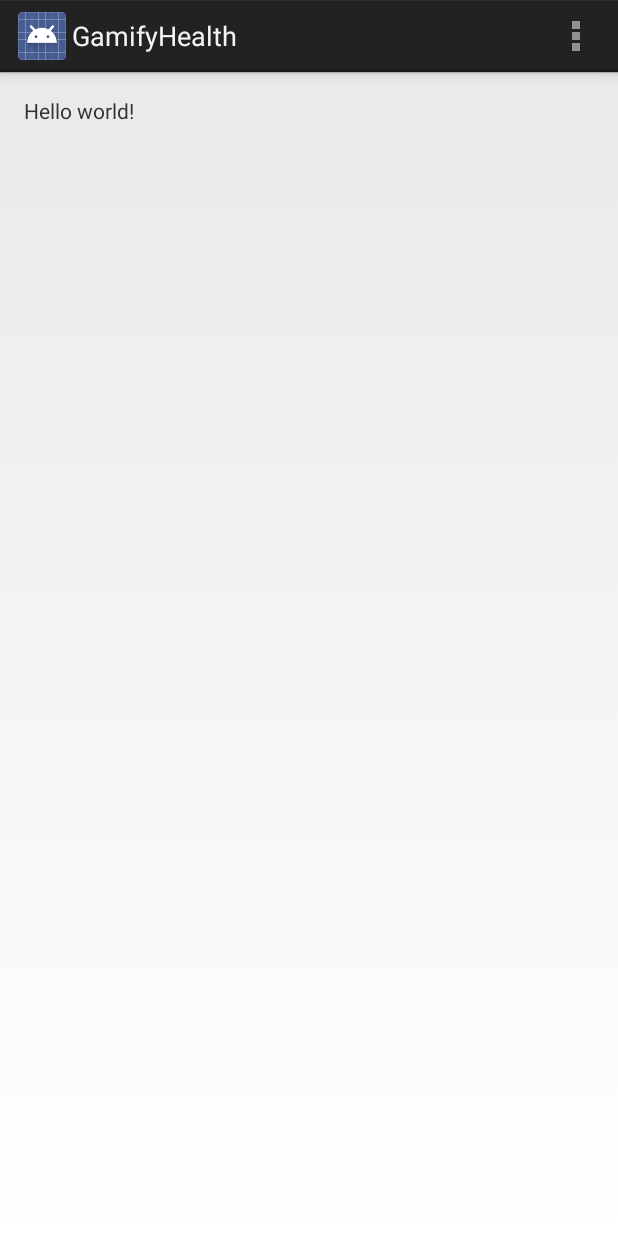
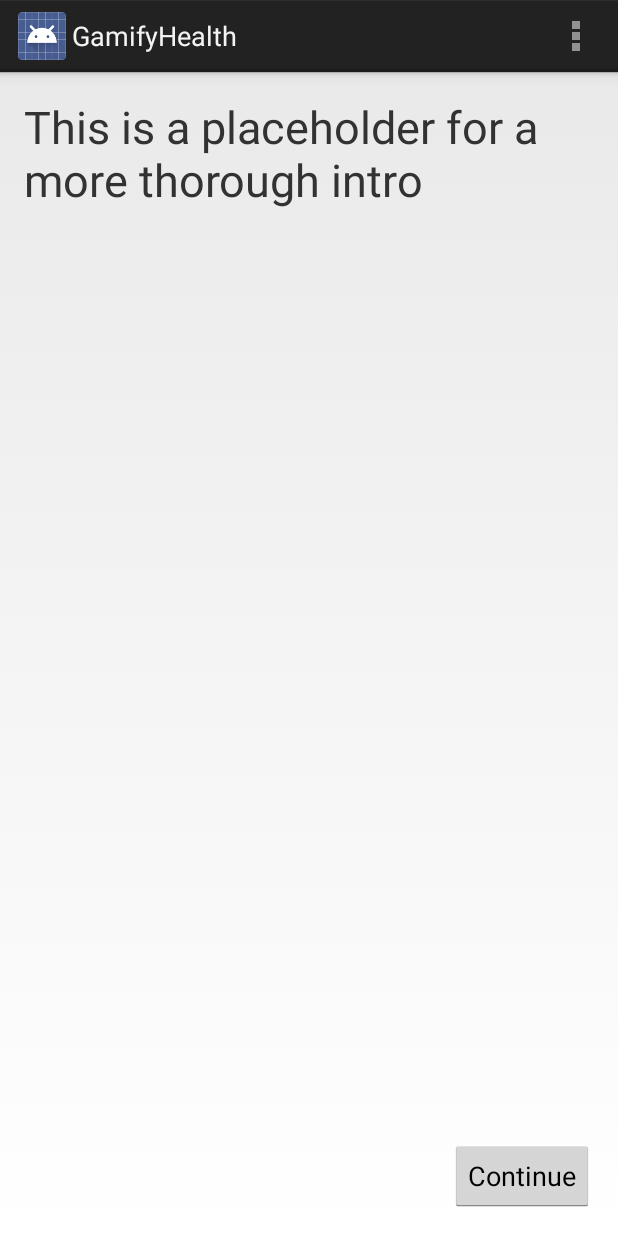
Before and after one commit to ashinskyd/GamifyHealth, an Android app: the screen it shows after launch (WelcomeActivity), on a phone screen of 412 x 824 dp. Run offline under Robolectric (Android 15) with nearby library versions, the phone set to English and light mode, and no system bars.

Commit message:
Added some layouts

```diff
--- a/app/src/main/AndroidManifest.xml
+++ b/app/src/main/AndroidManifest.xml
@@ -16,6 +16,10 @@
                 <category android:name="android.intent.category.LAUNCHER" />
             </intent-filter>
         </activity>
+        <activity
+            android:name=".SelectActivities"
+            android:label="@string/title_activity_select_activities" >
+        </activity>
     </application>
 
 </manifest>
--- a/app/src/main/java/com/cs400/gamifyhealth/WelcomeActivity.java
+++ b/app/src/main/java/com/cs400/gamifyhealth/WelcomeActivity.java
@@ -4,14 +4,25 @@ import android.app.Activity;
 import android.os.Bundle;
 import android.view.Menu;
 import android.view.MenuItem;
+import android.view.View;
+import android.widget.Button;
 
 
 public class WelcomeActivity extends Activity {
+    private Button continueButton;
 
     @Override
     protected void onCreate(Bundle savedInstanceState) {
         super.onCreate(savedInstanceState);
         setContentView(R.layout.activity_welcome);
+        continueButton = (Button) findViewById(R.id.continueButton);
+        continueButton.setOnClickListener(new View.OnClickListener() {
+            @Override
+            public void onClick(View view) {
+                //TODO: Declare an intent to the next activity
+            }
+        });
+
     }
 
 
--- a/app/src/main/res/layout/activity_welcome.xml
+++ b/app/src/main/res/layout/activity_welcome.xml
@@ -9,8 +9,18 @@
     tools:context=".WelcomeActivity">
 
     <TextView
-        android:text="@string/hello_world"
+        android:text="This is a placeholder for a more thorough intro"
         android:layout_width="wrap_content"
-        android:layout_height="wrap_content" />
+        android:layout_height="wrap_content"
+        android:textSize="30sp" />
+
+    <Button
+        android:layout_width="wrap_content"
+        android:layout_height="wrap_content"
+        android:text="Continue"
+        android:id="@+id/continueButton"
+        android:layout_alignParentBottom="true"
+        android:layout_alignParentRight="true"
+        android:layout_alignParentEnd="true" />
 
 </RelativeLayout>
--- a/app/src/main/res/values/strings.xml
+++ b/app/src/main/res/values/strings.xml
@@ -4,5 +4,6 @@
     <string name="app_name">GamifyHealth</string>
     <string name="hello_world">Hello world!</string>
     <string name="action_settings">Settings</string>
+    <string name="title_activity_select_activities">SelectActivities</string>
 
 </resources>
```
Also changed, not shown: app/src/main/java/com/cs400/gamifyhealth/SelectActivities.java (added, +104 -0 lines), app/src/main/res/layout/activity_select_activities.xml (added, +18 -0 lines), app/src/main/res/layout/checkbox_layout.xml (added, +14 -0 lines), app/src/main/res/menu/select_activities.xml (added, +8 -0 lines).
